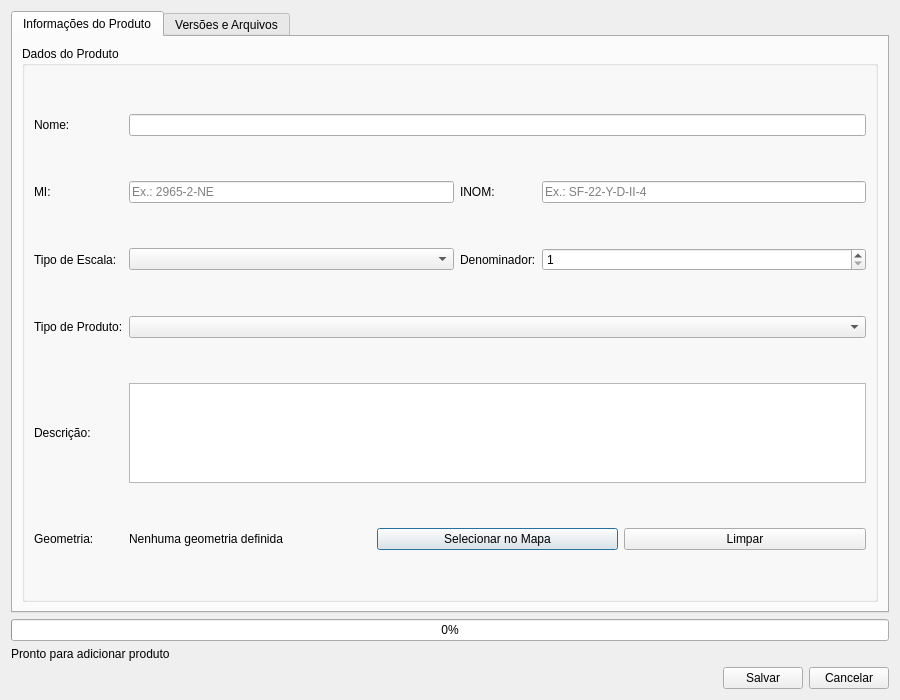
Old version of the form ferramentas_acervo/gui/adicionar_produto/adicionar_produto_dialog.ui in the repository 1cgeo/controle_acervo.
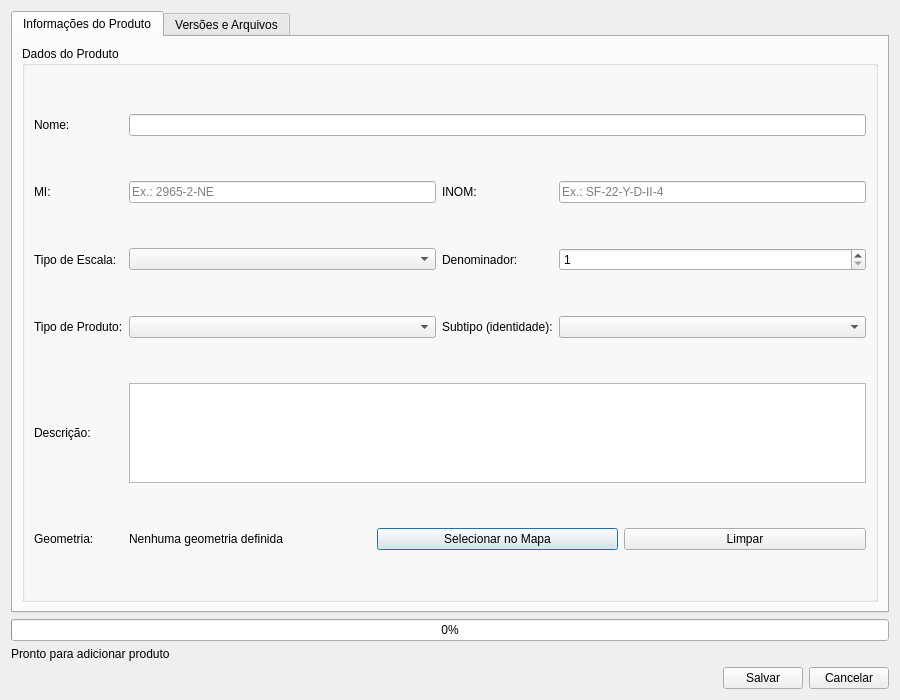
New version of the form.

```diff
--- a/ferramentas_acervo/gui/adicionar_produto/adicionar_produto_dialog.ui
+++ b/ferramentas_acervo/gui/adicionar_produto/adicionar_produto_dialog.ui
@@ -109,9 +109,23 @@
             </property>
            </widget>
           </item>
-          <item row="3" column="1" colspan="3">
+          <item row="3" column="1">
            <widget class="QComboBox" name="tipoProdutoComboBox"/>
           </item>
+          <item row="3" column="2">
+           <widget class="QLabel" name="subtipoProdutoLabel">
+            <property name="text">
+             <string>Subtipo (identidade):</string>
+            </property>
+           </widget>
+          </item>
+          <item row="3" column="3">
+           <widget class="QComboBox" name="subtipoProdutoComboBox">
+            <property name="toolTip">
+             <string>Subtipo que DEFINE a identidade do produto. Obrigatório para os subtipos que exigem produto próprio (Carta Topográfica Militar); deixe em "Nenhum" para produto comum.</string>
+            </property>
+           </widget>
+          </item>
           <item row="4" column="0">
            <widget class="QLabel" name="descricaoLabel">
             <property name="text">
```
